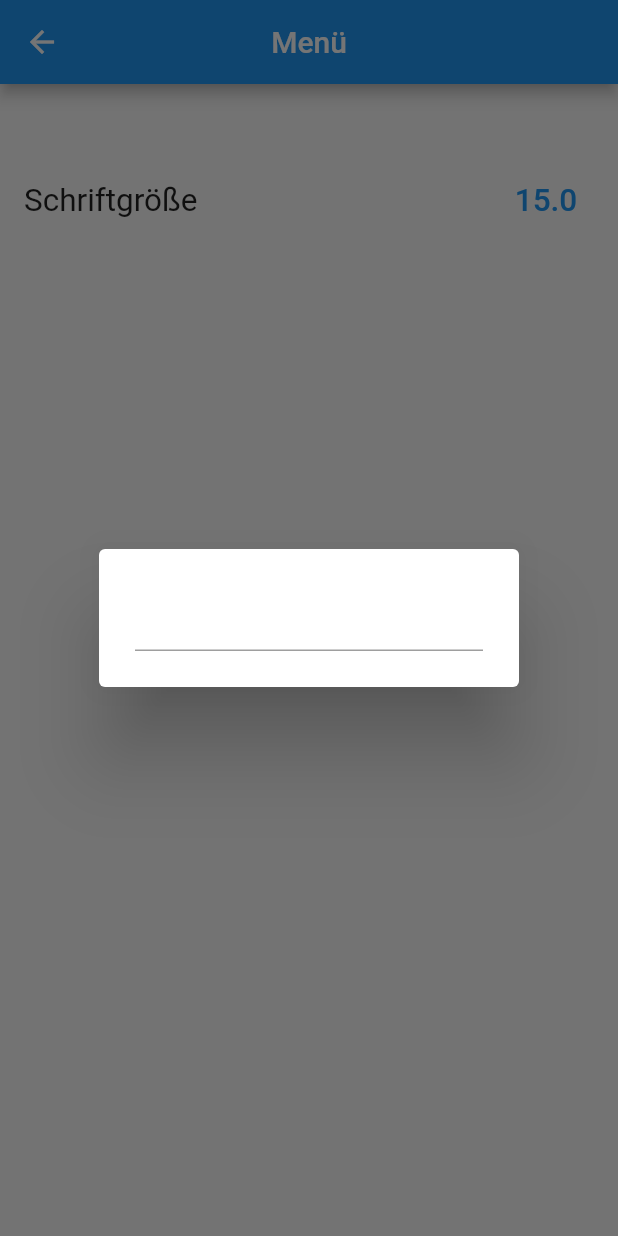
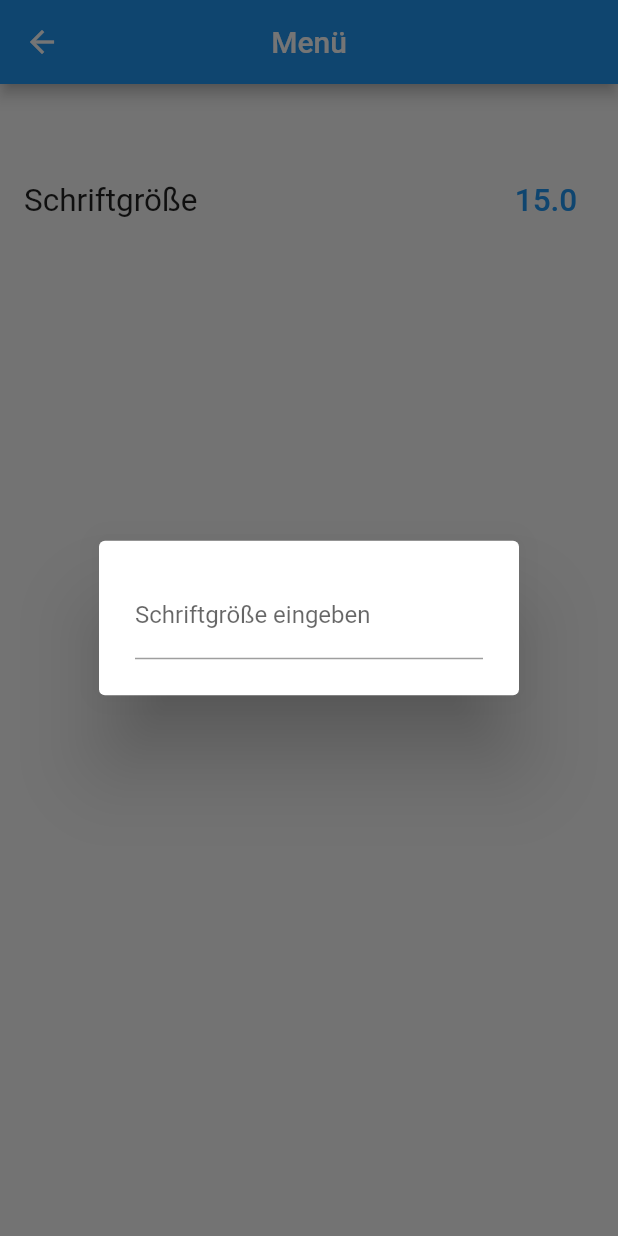
Before and after one commit to Kettarr/SmartTeacher_SS21, a Flutter app: the Menu screen opened directly, after a tap on an icon or button, on a phone screen of 412 x 824 dp. Run offline on Flutter 3.47's test engine with Material 2 defaults, Android fonts, the phone set to English and light mode, and no system bars.

Commit message:
menu anpassung

```diff
--- a/smartteacher/lib/widgets/menu.dart
+++ b/smartteacher/lib/widgets/menu.dart
@@ -4,6 +4,9 @@
 import 'package:flutter/cupertino.dart';
 import 'package:flutter/material.dart';
 import 'package:flutter/services.dart';
+
+
+
 
 
 class Menu extends StatefulWidget{
@@ -44,7 +47,7 @@ class _Menu extends State<Menu>{
                         content: SingleChildScrollView(
 
                           child: TextField(
-
+                            decoration: new InputDecoration(labelText: "Schriftgröße eingeben"),
                             onSubmitted: (var value){
                               setState((){
                                  textscalefactor = double.parse(value)/10;
@@ -57,7 +60,9 @@ class _Menu extends State<Menu>{
                             },
                             keyboardType: TextInputType.number,
                             inputFormatters: <TextInputFormatter>[
-                              FilteringTextInputFormatter.digitsOnly
+                              FilteringTextInputFormatter.digitsOnly,
+                              FilteringTextInputFormatter.deny(RegExp(r'^[3-9]| 0 |\d{3}')),
+
                               ],
                             )
 
```
